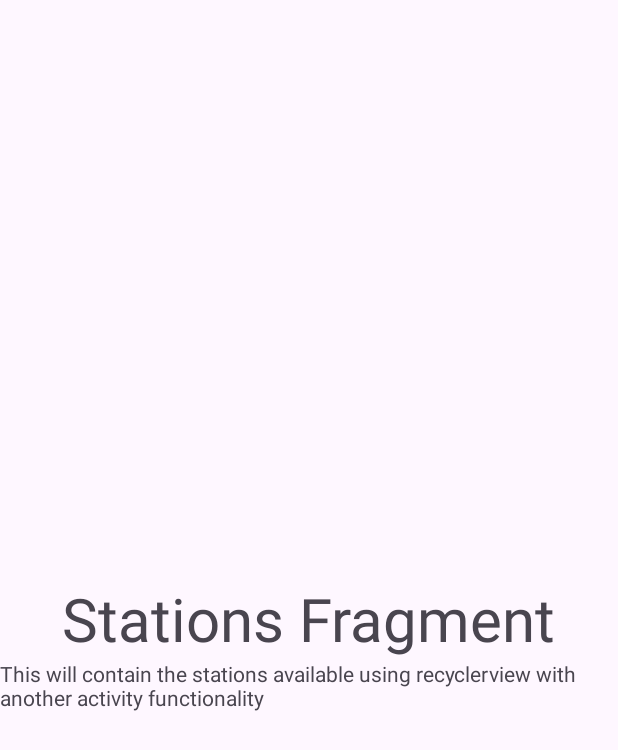
After one commit to bruhhhyannnn/Lala-Bus, an Android app: the fragment StationFragment shown on its own in the app's theme, on a phone screen of 412 x 824 dp. The commit adds this screen. Shown: the top 750 px of the screen. Run offline under Robolectric (Android 15) with nearby library versions, the phone set to English and light mode, and no system bars.

Commit message:
finished setting up the fragments for bottom nav bar (no designs and others yet)

```diff
--- /dev/null
+++ b/app/src/main/java/com/example/lala_bus/main_fragments/StationFragment.kt
@@ -0,0 +1,60 @@
+package com.example.lala_bus.main_fragments
+
+import android.os.Bundle
+import androidx.fragment.app.Fragment
+import android.view.LayoutInflater
+import android.view.View
+import android.view.ViewGroup
+import com.example.lala_bus.R
+
+// TODO: Rename parameter arguments, choose names that match
+// the fragment initialization parameters, e.g. ARG_ITEM_NUMBER
+private const val ARG_PARAM1 = "param1"
+private const val ARG_PARAM2 = "param2"
+
+/**
+ * A simple [Fragment] subclass.
+ * Use the [StationFragment.newInstance] factory method to
+ * create an instance of this fragment.
+ */
+class StationFragment : Fragment() {
+    // TODO: Rename and change types of parameters
+    private var param1: String? = null
+    private var param2: String? = null
+
+    override fun onCreate(savedInstanceState: Bundle?) {
+        super.onCreate(savedInstanceState)
+        arguments?.let {
+            param1 = it.getString(ARG_PARAM1)
+            param2 = it.getString(ARG_PARAM2)
+        }
+    }
+
+    override fun onCreateView(
+        inflater: LayoutInflater, container: ViewGroup?,
+        savedInstanceState: Bundle?
+    ): View? {
+        // Inflate the layout for this fragment
+        return inflater.inflate(R.layout.fragment_station, container, false)
+    }
+
+    companion object {
+        /**
+         * Use this factory method to create a new instance of
+         * this fragment using the provided parameters.
+         *
+         * @param param1 Parameter 1.
+         * @param param2 Parameter 2.
+         * @return A new instance of fragment StationFragment.
+         */
+        // TODO: Rename and change types and number of parameters
+        @JvmStatic
+        fun newInstance(param1: String, param2: String) =
+            StationFragment().apply {
+                arguments = Bundle().apply {
+                    putString(ARG_PARAM1, param1)
+                    putString(ARG_PARAM2, param2)
+                }
+            }
+    }
+}
--- /dev/null
+++ b/app/src/main/res/layout/fragment_station.xml
@@ -0,0 +1,34 @@
+<?xml version="1.0" encoding="utf-8"?>
+<FrameLayout xmlns:android="http://schemas.android.com/apk/res/android"
+    xmlns:app="http://schemas.android.com/apk/res-auto"
+    xmlns:tools="http://schemas.android.com/tools"
+    android:layout_width="match_parent"
+    android:layout_height="match_parent"
+    tools:context=".main_fragments.StationFragment">
+
+    <androidx.constraintlayout.widget.ConstraintLayout
+        android:layout_width="match_parent"
+        android:layout_height="match_parent">
+
+        <TextView
+            android:id="@+id/textView"
+            android:layout_width="wrap_content"
+            android:layout_height="wrap_content"
+            android:text="Stations Fragment"
+            android:textSize="40sp"
+            app:layout_constraintBottom_toBottomOf="parent"
+            app:layout_constraintEnd_toEndOf="parent"
+            app:layout_constraintStart_toStartOf="parent"
+            app:layout_constraintTop_toTopOf="parent" />
+
+        <TextView
+            android:layout_width="wrap_content"
+            android:layout_height="wrap_content"
+            android:text="This will contain the stations available using recyclerview with another activity functionality"
+            app:layout_constraintEnd_toEndOf="parent"
+            app:layout_constraintStart_toStartOf="parent"
+            app:layout_constraintTop_toBottomOf="@+id/textView" />
+
+    </androidx.constraintlayout.widget.ConstraintLayout>
+
+</FrameLayout>
--- a/app/src/main/res/menu/bottom_nav_bar.xml
+++ b/app/src/main/res/menu/bottom_nav_bar.xml
@@ -5,6 +5,6 @@
         android:id="@+id/home"
         android:icon="@drawable/bottom_nav_bar_home"/>
     <item android:title="@string/stations"
-        android:id="@+id/station"
+        android:id="@+id/stations"
         android:icon="@drawable/bottom_nav_bar_station"/>
 </menu>
--- a/app/src/main/res/values/strings.xml
+++ b/app/src/main/res/values/strings.xml
@@ -4,4 +4,6 @@
     <!-- Bottom Navigation Bar -->
     <string name="home">Home</string>
     <string name="stations">Stations</string>
+
+
 </resources>
```
Also changed, not shown: app/src/main/java/com/example/lala_bus/MainActivity.kt (+25 -0 lines), app/src/main/java/com/example/lala_bus/main_fragments/HomeFragment.kt (added, +60 -0 lines), app/src/main/res/layout/activity_main.xml (+2 -5 lines), app/src/main/res/layout/fragment_home.xml (added, +34 -0 lines).
